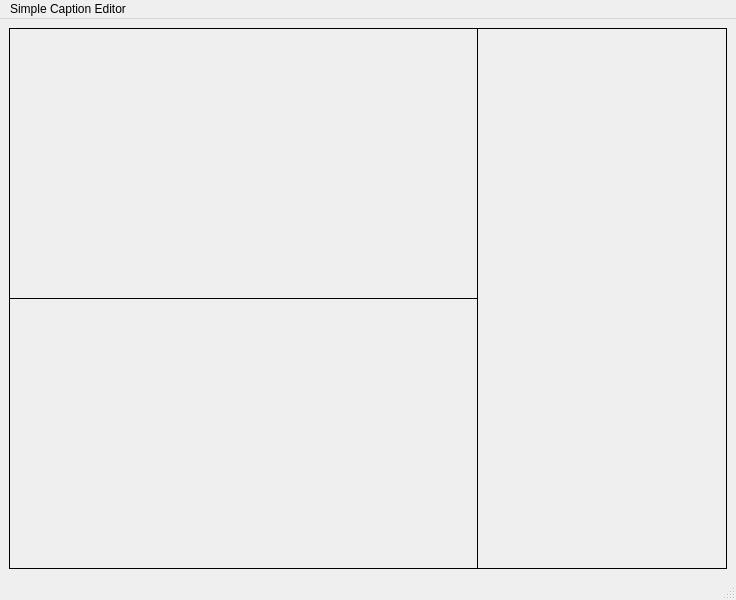
Above: mainwindow.ui from xuqun123/simple-caption-editor before the change. Below: the same form after it.
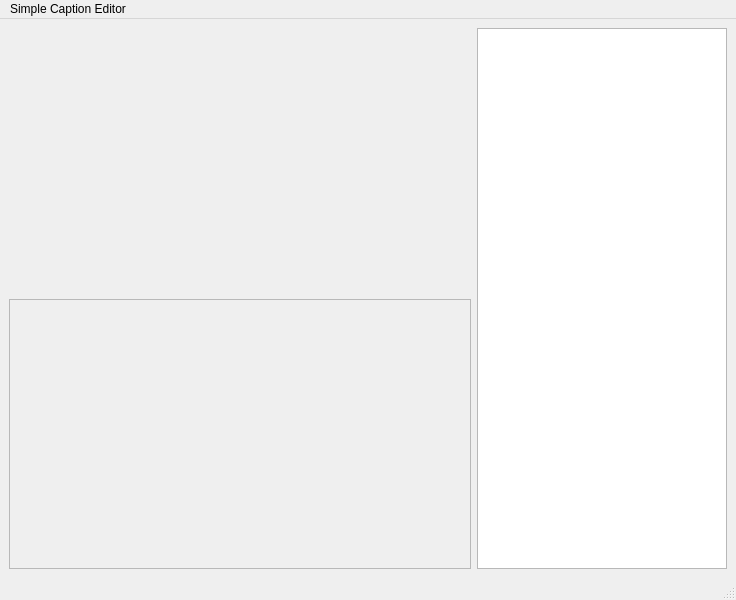
That is the form after the change.

Commit message: [Qt Layout Design] 1. update mainwindow ui view; 2. add test video; 3. add initial video player widget to videoLayout

What changed in the file:
```diff
--- a/mainwindow.ui
+++ b/mainwindow.ui
@@ -14,51 +14,17 @@
    <string>MainWindow</string>
   </property>
   <widget class="QWidget" name="centralwidget">
-   <layout class="QGridLayout" name="gridLayout">
+   <layout class="QGridLayout" name="gridLayout_2">
     <item row="0" column="0">
-     <layout class="QHBoxLayout" name="horizontalLayout_3">
-      <property name="spacing">
+     <layout class="QGridLayout" name="gridLayout">
+      <property name="verticalSpacing">
        <number>0</number>
       </property>
-      <item>
-       <layout class="QVBoxLayout" name="verticalLayout">
-        <property name="spacing">
-         <number>0</number>
-        </property>
-        <item>
-         <widget class="QFrame" name="videoArea">
-          <property name="styleSheet">
-           <string notr="true">border-color: black;
-border-width: 1px 0 1px 1px;
-border-style: solid;</string>
-          </property>
-          <property name="frameShape">
-           <enum>QFrame::NoFrame</enum>
-          </property>
-          <property name="frameShadow">
-           <enum>QFrame::Plain</enum>
-          </property>
-         </widget>
-        </item>
-        <item>
-         <widget class="QFrame" name="audioArea">
-          <property name="styleSheet">
-           <string notr="true">border-color: black;
-border-width: 0 0 1px 1px;
-border-style: solid;</string>
-          </property>
-          <property name="frameShape">
-           <enum>QFrame::NoFrame</enum>
-          </property>
-          <property name="frameShadow">
-           <enum>QFrame::Raised</enum>
-          </property>
-         </widget>
-        </item>
-       </layout>
+      <item row="0" column="0">
+       <layout class="QVBoxLayout" name="videoLayout"/>
       </item>
-      <item>
-       <widget class="QScrollArea" name="captionArea">
+      <item row="0" column="1" rowspan="2">
+       <widget class="QTextEdit" name="captionArea">
         <property name="minimumSize">
          <size>
           <width>50</width>
@@ -71,33 +37,25 @@
           <height>16777215</height>
          </size>
         </property>
-        <property name="styleSheet">
-         <string notr="true"/>
+        <property name="autoFillBackground">
+         <bool>false</bool>
         </property>
-        <property name="frameShape">
-         <enum>QFrame::NoFrame</enum>
-        </property>
-        <property name="frameShadow">
-         <enum>QFrame::Raised</enum>
-        </property>
-        <property name="widgetResizable">
-         <bool>true</bool>
-        </property>
-        <widget class="QWidget" name="scrollAreaWidgetContents">
-         <property name="geometry">
-          <rect>
-           <x>0</x>
-           <y>0</y>
-           <width>250</width>
-           <height>525</height>
-          </rect>
-         </property>
-         <property name="styleSheet">
-          <string notr="true">border: 1px solid black;</string>
-         </property>
-        </widget>
        </widget>
       </item>
+      <item row="1" column="0">
+       <layout class="QVBoxLayout" name="audioLayout">
+        <item>
+         <widget class="QFrame" name="audioAreaPlaceHolder">
+          <property name="frameShape">
+           <enum>QFrame::StyledPanel</enum>
+          </property>
+          <property name="frameShadow">
+           <enum>QFrame::Raised</enum>
+          </property>
+         </widget>
+        </item>
+       </layout>
+      </item>
      </layout>
     </item>
    </layout>
```
The commit also changes 4 other files.
